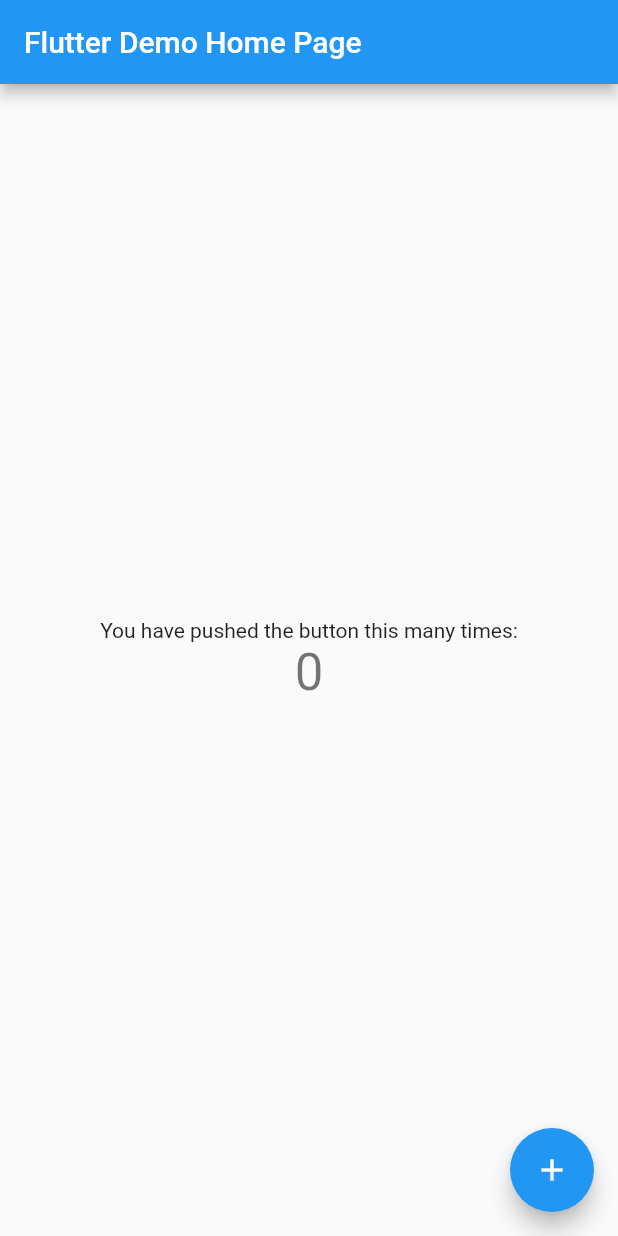
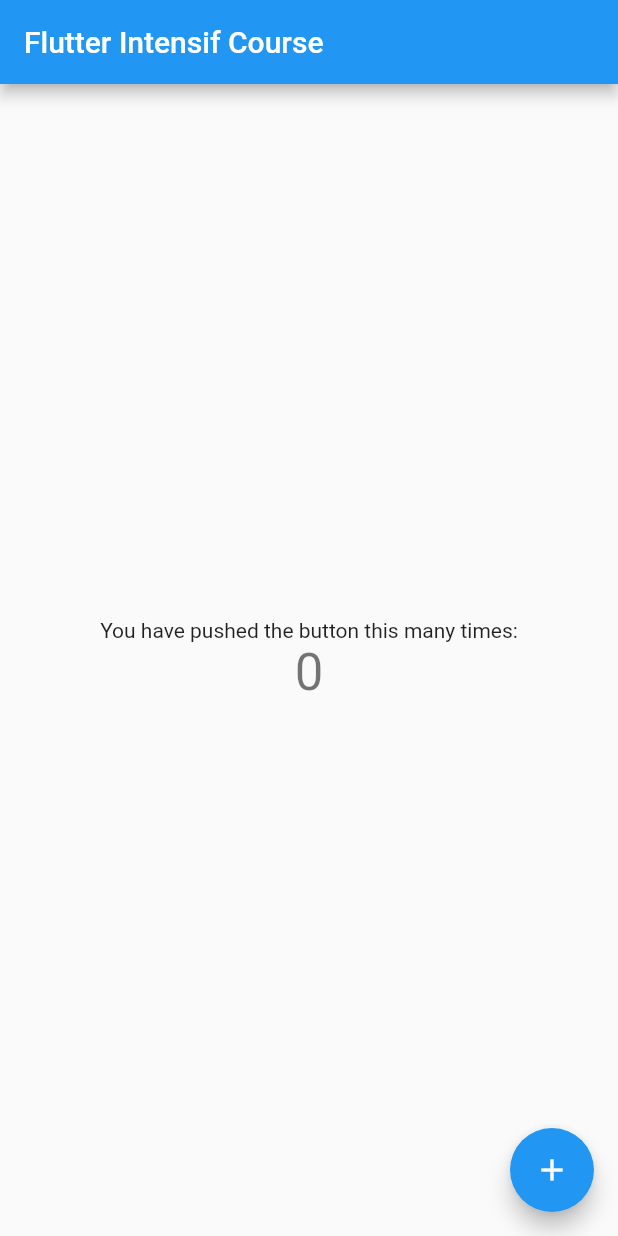
Before and after one commit to Fahmi1599/fic_introduction, a Flutter app: the screen it shows after launch, on a phone screen of 412 x 824 dp. Run offline on Flutter 3.47's test engine with Material 2 defaults, Android fonts, the phone set to English and light mode, and no system bars.

Commit message:
title change

```diff
--- a/lib/main.dart
+++ b/lib/main.dart
@@ -11,7 +11,7 @@ class MyApp extends StatelessWidget {
   @override
   Widget build(BuildContext context) {
     return MaterialApp(
-      title: 'Flutter Demo',
+      title: 'Flutter Intensif Course',
       theme: ThemeData(
         // This is the theme of your application.
         //
@@ -24,7 +24,8 @@ class MyApp extends StatelessWidget {
         // is not restarted.
         primarySwatch: Colors.blue,
       ),
-      home: const MyHomePage(title: 'Flutter Demo Home Page'),
+      home: const MyHomePage(title: 'Flutter Intensif Course'),
+
     );
   }
 }
```
